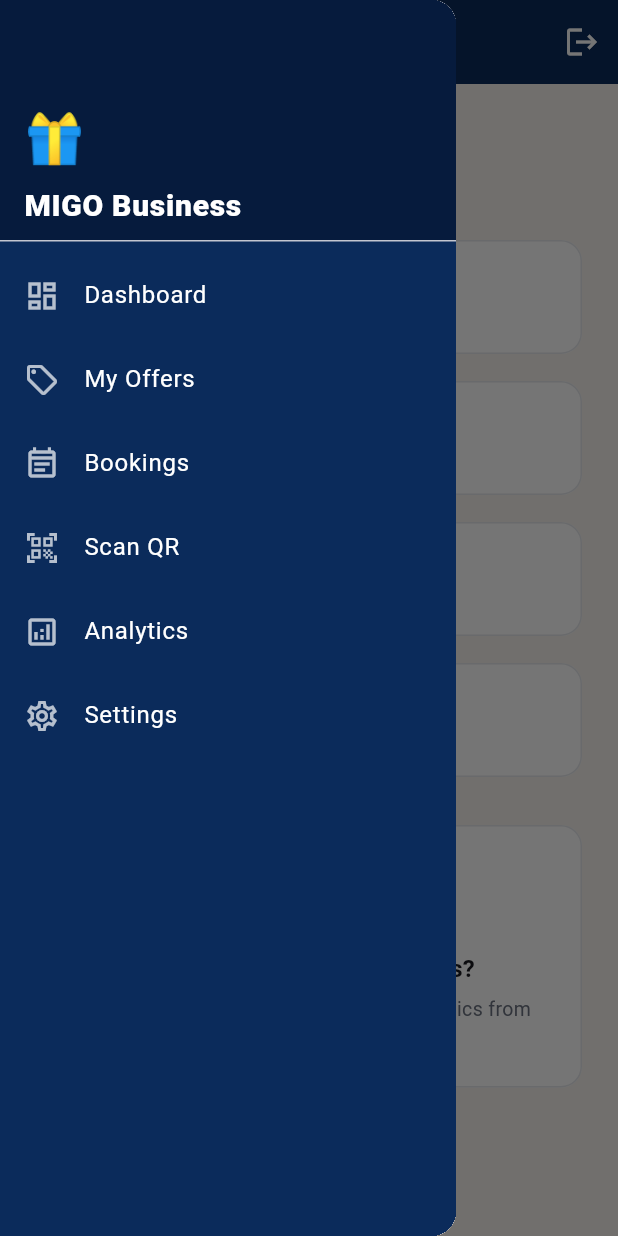
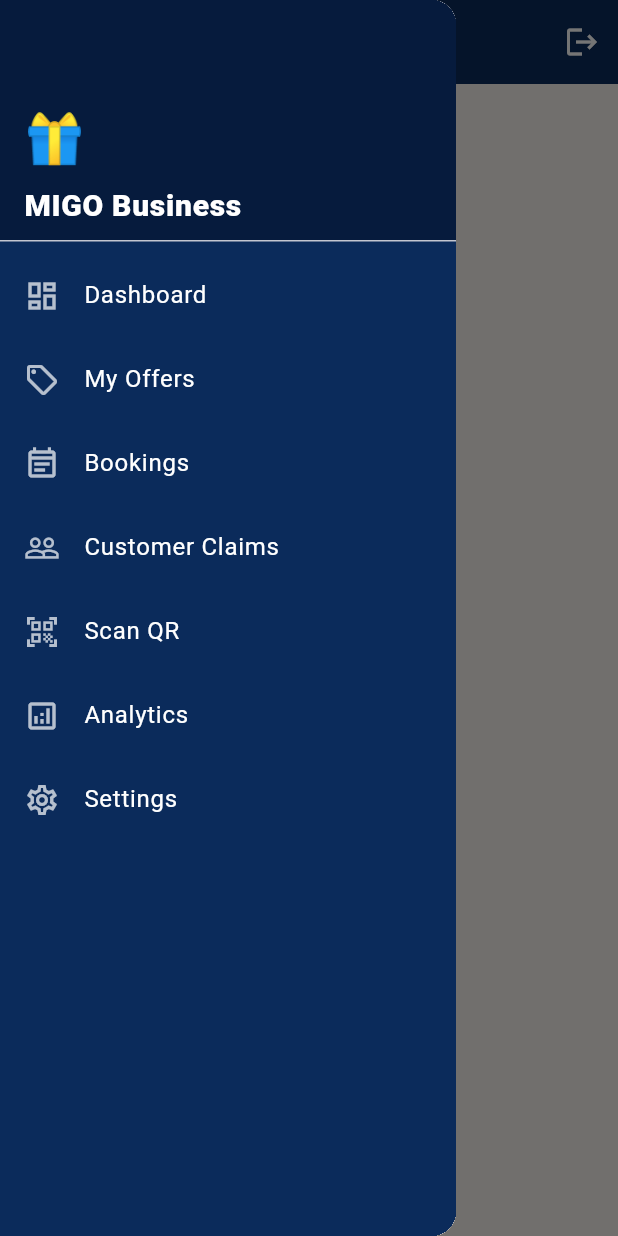
Before and after one commit to solvexetech-cloud/migo-releases, a Flutter app: the screen it shows once a user with an empty profile is signed in, with the side drawer open, on a phone screen of 412 x 824 dp. Run offline on Flutter 3.47's test engine with Material 3 defaults, Android fonts, the phone set to English and light mode, and no system bars; our stand-ins replace app_links, cloud_firestore, confetti, firebase_auth, firebase_core, firebase_messaging and 5 more; missing offline and left inert: mobile_scanner, play_install_referrer; accounts and stored records are empty.

Commit message:
Add Customer Claims, Dashboard stats, and Offer Stats screen to Business App

```diff
--- a/migo-business/lib/features/dashboard/dashboard_screen.dart
+++ b/migo-business/lib/features/dashboard/dashboard_screen.dart
@@ -9,6 +9,7 @@
 import '../scan/scan_qr_screen.dart';
 import '../analytics/business_analytics_screen.dart';
 import '../profile/profile_screen.dart';
+import '../bookings/claims_history_screen.dart'; // പുതിയത്
 
 
 
@@ -117,6 +118,7 @@
           _sidebarItem(0, Icons.dashboard_outlined, 'Dashboard'),
           _sidebarItem(1, Icons.local_offer_outlined, 'My Offers'),
           _sidebarItem(2, Icons.event_note_outlined, 'Bookings'),
+          _sidebarItem(6, Icons.people_outline, 'Customer Claims'), // പുതിയത്
           _sidebarItem(3, Icons.qr_code_scanner, 'Scan QR'),
           _sidebarItem(4, Icons.analytics_outlined, 'Analytics'),
           _sidebarItem(5, Icons.settings_outlined, 'Settings'),
@@ -207,6 +209,7 @@
             _drawerItem(0, Icons.dashboard_outlined, 'Dashboard'),
             _drawerItem(1, Icons.local_offer_outlined, 'My Offers'),
             _drawerItem(2, Icons.event_note_outlined, 'Bookings'),
+            _drawerItem(6, Icons.people_outline, 'Customer Claims'), // പുതിയത്
             _drawerItem(3, Icons.qr_code_scanner, 'Scan QR'),
             _drawerItem(4, Icons.analytics_outlined, 'Analytics'),
             _drawerItem(5, Icons.settings_outlined, 'Settings'),
@@ -244,6 +247,8 @@
         return _buildAnalyticsTab();
       case 5:
         return _buildProfileTab();
+      case 6:
+        return _buildClaimsTab();
       default:
         return Center(
           child: Text(
@@ -313,6 +318,35 @@
     );
   }
 
+  // ─────────────────────────────────────────────────────
+  // Claims tab
+  // ─────────────────────────────────────────────────────
+  Widget _buildClaimsTab() {
+    final uid = FirebaseAuth.instance.currentUser?.uid;
+    if (uid == null) {
+      return const Center(child: Text('Not signed in'));
+    }
+
+    return FutureBuilder<QuerySnapshot>(
+      future: FirebaseFirestore.instance
+          .collection('businesses')
+          .where('ownerUid', isEqualTo: uid)
+          .limit(1)
+          .get(),
+      builder: (context, snap) {
+        if (snap.connectionState == ConnectionState.waiting) {
+          return const Center(child: CircularProgressIndicator());
+        }
+        final docs = snap.data?.docs ?? [];
+        if (docs.isEmpty) {
+          return const Center(child: Text('No business linked'));
+        }
+        return ClaimsHistoryScreen(businessId: docs.first.id);
+      },
+    );
+  }
+
+
   Widget _buildAnalyticsTab() {
     final uid = FirebaseAuth.instance.currentUser?.uid;
     if (uid == null) {
@@ -370,6 +404,7 @@
     'Scan QR',
     'Analytics',
     'Settings',
+    'Customer Claims',
   ];
 
   // ═══════════════════════════════════════════════════
@@ -381,28 +416,60 @@
       return const Center(child: Text('Not signed in'));
     }
 
-    return StreamBuilder<QuerySnapshot>(
-      stream: FirebaseFirestore.instance
+    return FutureBuilder<QuerySnapshot>(
+      future: FirebaseFirestore.instance
           .collection('businesses')
           .where('ownerUid', isEqualTo: uid)
           .limit(1)
-          .snapshots(),
+          .get(),
+      builder: (context, bizSnap) {
+        if (bizSnap.connectionState == ConnectionState.waiting) {
+          return const Center(child: CircularProgressIndicator());
+        }
+
+        final docs = bizSnap.data?.docs ?? [];
+        if (docs.isEmpty) {
+          return const Center(child: Text('No business linked'));
+        }
+
+        final business = docs.first.data() as Map<String, dynamic>;
+        final businessId = docs.first.id;
+
+        // Fetch offers and claims
+        return FutureBuilder<List<dynamic>>(
+          future: Future.wait([
+            FirebaseFirestore.instance
+                .collection('offers')
+                .where('businessId', isEqualTo: businessId)
+                .get(),
+            FirebaseFirestore.instance
+                .collection('claims')
+                .where('businessId', isEqualTo: businessId)
+                .where('status', isEqualTo: 'redeemed')
+                .get(),
+          ]),
           builder: (context, snap) {
             if (snap.connectionState == ConnectionState.waiting) {
               return const Center(child: CircularProgressIndicator());
             }
 
-        final docs = snap.data?.docs ?? [];
-        final business = docs.isNotEmpty
-            ? docs.first.data() as Map<String, dynamic>
-            : null;
+            final offersSnap = snap.data![0] as QuerySnapshot;
+            final redeemedSnap = snap.data![1] as QuerySnapshot;
+
+            final totalOffers = offersSnap.docs.length;
+            final redeemedCount = redeemedSnap.docs.length;
+
+            double totalRevenue = 0;
+            for (var doc in redeemedSnap.docs) {
+              final data = doc.data() as Map<String, dynamic>;
+              totalRevenue += (data['offerPrice'] as num?)?.toDouble() ?? 0;
+            }
 
             return SingleChildScrollView(
               padding: const EdgeInsets.all(20),
               child: Column(
                 crossAxisAlignment: CrossAxisAlignment.start,
                 children: [
-              // Header
                   Text(
                     'Welcome back!',
                     style: Theme.of(context).textTheme.headlineSmall?.copyWith(
@@ -411,7 +478,7 @@
                   ),
                   const SizedBox(height: 4),
                   Text(
-                business?['name'] ?? 'Your Business',
+                    business['name'] ?? 'Your Business',
                     style: const TextStyle(
                       color: MigoColors.textSecondary,
                       fontSize: 14,
@@ -419,71 +486,32 @@
                   ),
                   const SizedBox(height: 24),
 
-              // Stats — vertical list
+                  // Stats
                                     _statCard(
                     icon: Icons.local_offer_outlined,
-                label: 'Active Offers',
-                value: '—',
+                    label: 'Total Offers',
+                    value: totalOffers.toString(),
                     color: MigoColors.info,
                   ),
                   const SizedBox(height: 10),
                   _statCard(
-                icon: Icons.event_available_outlined,
-                label: "Today's Bookings",
-                value: '—',
+                    icon: Icons.check_circle_outline,
+                    label: 'Redeemed Claims',
+                    value: redeemedCount.toString(),
                     color: MigoColors.success,
                   ),
                   const SizedBox(height: 10),
                   _statCard(
-                icon: Icons.people_outline,
-                label: 'Total Claims',
-                value: '—',
-                color: MigoColors.accent,
-              ),
-              const SizedBox(height: 10),
-              _statCard(
                     icon: Icons.monetization_on_outlined,
-                label: 'Revenue',
-                value: '—',
+                    label: 'Total Revenue (QAR)',
+                    value: totalRevenue.toStringAsFixed(0),
                     color: MigoColors.warning,
                   ),
-
                   const SizedBox(height: 24),
-
-              // Placeholder
-              Card(
-                child: Padding(
-                  padding: const EdgeInsets.all(24),
-                  child: Column(
-                    children: [
-                      const Icon(
-                        Icons.rocket_launch_outlined,
-                        size: 48,
-                        color: MigoColors.accent,
-                      ),
-                      const SizedBox(height: 12),
-                      const Text(
-                        'Ready to grow your business?',
-                        style: TextStyle(
-                          fontSize: 16,
-                          fontWeight: FontWeight.w700,
-                        ),
-                      ),
-                      const SizedBox(height: 6),
-                      const Text(
-                        'Manage your offers, bookings, and analytics from here.',
-                        textAlign: TextAlign.center,
-                        style: TextStyle(
-                          fontSize: 13,
-                          color: MigoColors.textSecondary,
-                        ),
-                      ),
                 ],
               ),
-                ),
-              ),
-            ],
-          ),
+            );
+          },
         );
       },
     );
--- a/mobile/lib/features/wallet/wallet_screen.dart
+++ b/mobile/lib/features/wallet/wallet_screen.dart
@@ -206,7 +206,7 @@
                             SizedBox(height: 10),
                             _EarnRow(
                               icon: Icons.qr_code_scanner,
-                              text: 'Redeem at business  +5',
+                              text: 'Redeem at business  +25',
                             ),
                             SizedBox(height: 6),
                             _EarnRow(
```
Also changed, not shown: migo-business/lib/features/bookings/claims_history_screen.dart (added, +201 -0 lines), migo-business/lib/features/offers/my_offers_screen.dart (+17 -2 lines), migo-business/lib/features/offers/offer_stats_screen.dart (added, +62 -0 lines), mobile/lib/features/deals/offer_detail_screen.dart (+22 -0 lines), 1 other file. Lines whose indentation alone changed are shown as unchanged.
